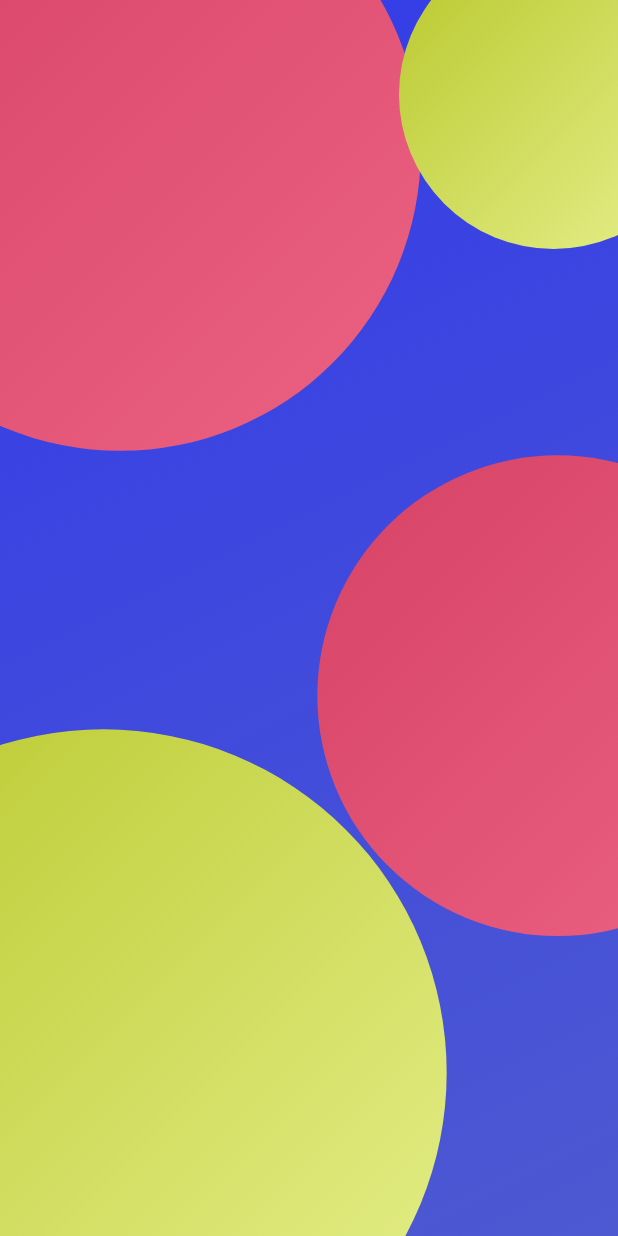
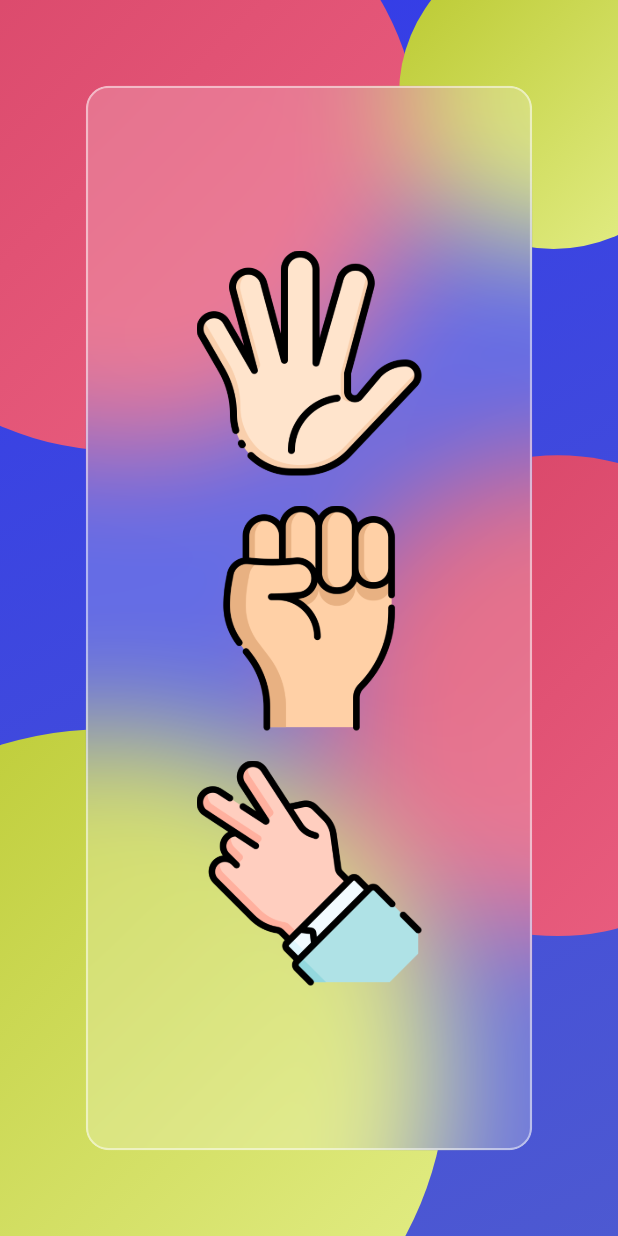
Before and after one commit to SahilSharma2710/rock_paper_scissor, a Flutter app: the screen it shows after launch, on a phone screen of 412 x 824 dp. Run offline on Flutter 3.47's test engine with Material 3 defaults, Android fonts, the phone set to English and light mode, and no system bars; our stand-ins replace flutter_screenutil.

Commit message:
ui created

```diff
--- /dev/null
+++ b/rock_paper_scissor/lib/blur_container.dart
@@ -0,0 +1,37 @@
+import 'dart:ui';
+
+import 'package:flutter/material.dart';
+
+class BlurContainer extends StatelessWidget {
+  const BlurContainer({
+    Key? key,
+    this.containerHeight = 120,
+    this.child,
+  }) : super(key: key);
+
+  final double containerHeight;
+  final Widget? child;
+
+  @override
+  Widget build(BuildContext context) {
+    return ClipRRect(
+      borderRadius: BorderRadius.circular(15),
+      child: BackdropFilter(
+        filter: ImageFilter.blur(sigmaX: 40, sigmaY: 40),
+        child: Container(
+          clipBehavior: Clip.none,
+          decoration: BoxDecoration(
+            color: Colors.white.withOpacity(0.2),
+            border: Border.all(
+              color: Colors.white.withOpacity(0.5),
+              width: 1.5,
+            ),
+            borderRadius: BorderRadius.circular(15),
+          ),
+          alignment: Alignment.center,
+          child: child,
+        ),
+      ),
+    );
+  }
+}
--- a/rock_paper_scissor/lib/main.dart
+++ b/rock_paper_scissor/lib/main.dart
@@ -1,5 +1,6 @@
 import 'package:flutter/material.dart';
 import 'package:flutter_screenutil/flutter_screenutil.dart';
+import 'package:rock_paper_scissor/blur_container.dart';
 import 'package:rock_paper_scissor/page_wrapper.dart';
 
 void main() {
@@ -28,6 +29,24 @@
   Widget build(BuildContext context) {
     return PageWrapper(
       containerHeight: MediaQuery.of(context).size.height,
+      body: const BlurContainer(
+        child: Column(
+          mainAxisAlignment: MainAxisAlignment.center,
+          children: <Widget>[
+            Wrap(
+              alignment: WrapAlignment.center,
+              spacing: 20.0,
+              runSpacing: 20.0,
+              children: <Widget>[
+                ClickableImage(imagePath: 'assets/hands-up.png'),
+                ClickableImage(imagePath: 'assets/fist.png'),
+              ],
+            ),
+            SizedBox(height: 20),
+            ClickableImage(imagePath: 'assets/scissors.png'),
+          ],
+        ),
+      ),
     );
   }
 }
@@ -84,11 +103,14 @@
       },
       child: Transform.scale(
         scale: _animation.value,
-        child: Image.asset(
-          widget.imagePath,
-          width: 100,
-          height: 100,
-          fit: BoxFit.cover,
+        child: ClipRRect(
+          borderRadius: BorderRadius.circular(15.0),
+          child: Image.asset(
+            widget.imagePath,
+            width: 150,
+            height: 150,
+            fit: BoxFit.fill,
+          ),
         ),
       ),
     );
--- a/rock_paper_scissor/lib/page_wrapper.dart
+++ b/rock_paper_scissor/lib/page_wrapper.dart
@@ -33,10 +33,9 @@ class PageWrapper extends StatelessWidget {
         child: Stack(
           children: [
             ..._backgroundCircles,
-            Positioned.fill(
-              child: Center(
-                child: body,
-              ),
+            Container(
+              padding: EdgeInsets.all(50.r),
+              child: body,
             ),
           ],
         ),
```
Also changed, not shown: rock_paper_scissor/assets/fist.png (added), rock_paper_scissor/assets/hands-up.png (added), rock_paper_scissor/assets/paper.jpeg (deleted), rock_paper_scissor/assets/rocket.png (added), rock_paper_scissor/assets/scissors.png (added).
